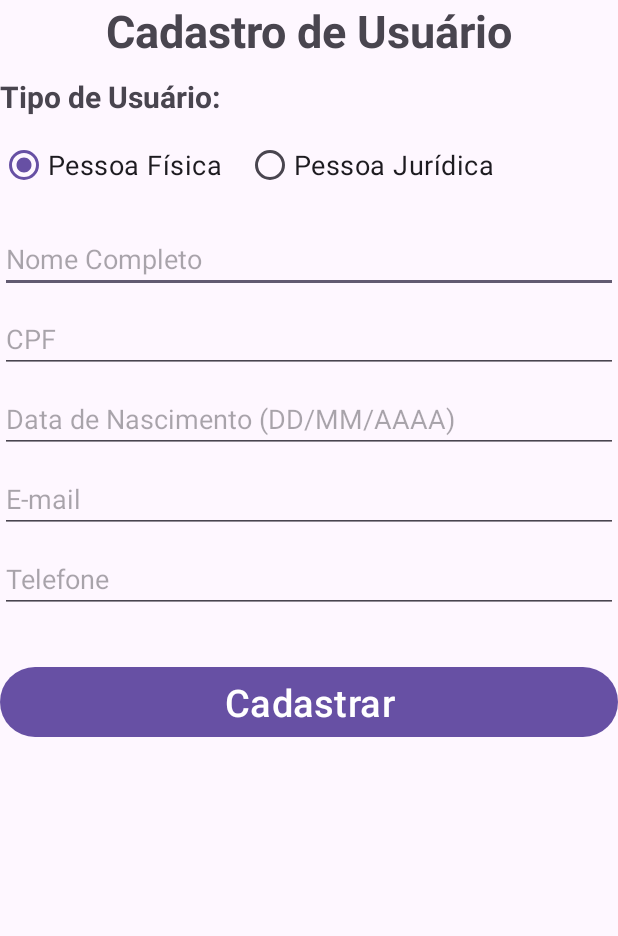
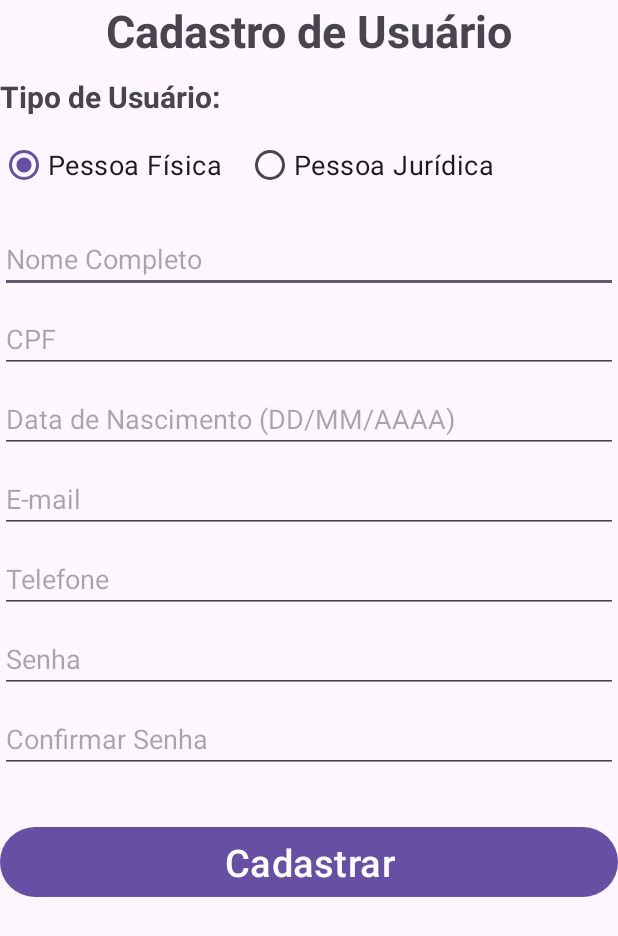
Before and after one commit to Matheus-Oliveira-Dev/ProjetoEniac, an Android app: the Cadastrar screen opened directly, with no data from a screen before it, on a phone screen of 412 x 824 dp. Shown: the top 936 px of the screen. Run offline under Robolectric (Android 15) with nearby library versions, the phone set to English and light mode, and no system bars.

Commit message:
Atualização do Cadastro
Campos senha e verificação de senha inseridos.

```diff
--- a/app/src/main/AndroidManifest.xml
+++ b/app/src/main/AndroidManifest.xml
@@ -22,9 +22,6 @@
             android:name=".CadastrarAnimal"
             android:exported="false" />
         <activity
-            android:name=".PedidosDeAdocao"
-            android:exported="false" />
-        <activity
             android:name=".Pagina_Inicial"
             android:exported="false" />
         <activity
@@ -35,7 +32,8 @@
             android:exported="true" />
         <activity
             android:name=".MainActivity"
-            android:exported="false">
+            android:exported="false"
+            tools:ignore="IntentFilterExportedReceiver">
             <intent-filter>
                 <action android:name="android.intent.action.MAIN" />
 
--- a/app/src/main/java/com/example/projetoeniac/Cadastrar.java
+++ b/app/src/main/java/com/example/projetoeniac/Cadastrar.java
@@ -24,9 +24,9 @@ public class Cadastrar extends AppCompatActivity {
     private LinearLayout layoutPessoaFisica, layoutPessoaJuridica;
 
     // Campos PF
-    private EditText txtNomePf, txtCpfPf, txtDataPf, txtEmailPf, txtTelefonePf;
+    private EditText txtNomePf, txtCpfPf, txtDataPf, txtEmailPf, txtTelefonePf, txtSenhaPf, txtConfirmaSenhaPf;
     // Campos PJ
-    private EditText editTextRazaoSocialPj, txtNomePj, txtCnpjPj, txtInscricaoEstadualPj, txtEmailPj, txtTelefonePj;
+    private EditText editTextRazaoSocialPj, txtNomePj, txtCnpjPj, txtInscricaoEstadualPj, txtEmailPj, txtTelefonePj, txtSenhaPj, txtConfirmaSenhaPj;
 
     private Button btCadastrar;
 
@@ -55,6 +55,8 @@ public class Cadastrar extends AppCompatActivity {
         txtDataPf = findViewById(R.id.txtDataPf);
         txtEmailPf = findViewById(R.id.txtEmailPf);
         txtTelefonePf = findViewById(R.id.txtTelefonePf);
+        txtSenhaPf = findViewById(R.id.txtSenhaPf);
+        txtConfirmaSenhaPf = findViewById(R.id.txtConfirmaSenhaPf);
 
         editTextRazaoSocialPj = findViewById(R.id.editTextRazaoSocialPj);
         txtNomePj = findViewById(R.id.txtNomePj);
@@ -62,10 +64,11 @@ public class Cadastrar extends AppCompatActivity {
         txtInscricaoEstadualPj = findViewById(R.id.txtInscricaoEstadualPj);
         txtEmailPj = findViewById(R.id.txtEmailPj);
         txtTelefonePj = findViewById(R.id.txtTelefonePj);
+        txtSenhaPj = findViewById(R.id.txtSenhaPj);
+        txtConfirmaSenhaPj = findViewById(R.id.txtConfirmaSenhaPj);
 
         btCadastrar = findViewById(R.id.btCadastrar);
 
-        // Listener para alternar layouts
         radioGroupUserType.setOnCheckedChangeListener((group, checkedId) -> {
             if (checkedId == R.id.rbPessoaF) {
                 layoutPessoaFisica.setVisibility(View.VISIBLE);
@@ -83,15 +86,21 @@ public class Cadastrar extends AppCompatActivity {
         BancoControllerUsuarios bd = new BancoControllerUsuarios(getBaseContext());
 
         if (rbPessoaF.isChecked()) {
-            // Validação mínima PF
             String nome = txtNomePf.getText().toString().trim();
             String cpf = txtCpfPf.getText().toString().trim();
             String dataNasc = txtDataPf.getText().toString().trim();
             String email = txtEmailPf.getText().toString().trim();
             String telefone = txtTelefonePf.getText().toString().trim();
+            String senha = txtSenhaPf.getText().toString().trim();
+            String confirmaSenha = txtConfirmaSenhaPf.getText().toString().trim();
 
-            if (nome.isEmpty() || cpf.isEmpty() || email.isEmpty() || dataNasc.isEmpty()) {
+            if (nome.isEmpty() || cpf.isEmpty() || email.isEmpty() || dataNasc.isEmpty() || senha.isEmpty() || confirmaSenha.isEmpty()) {
                 Toast.makeText(this, "Preencha todos os campos obrigatórios (PF).", Toast.LENGTH_SHORT).show();
+                return;
+            }
+
+            if (!senha.equals(confirmaSenha)) {
+                Toast.makeText(this, "As senhas não coincidem (PF).", Toast.LENGTH_SHORT).show();
                 return;
             }
 
@@ -100,9 +109,6 @@ public class Cadastrar extends AppCompatActivity {
                 return;
             }
 
-            // Senha fixa para exemplo, você pode criar um campo de senha aqui
-            String senha = "123456";
-
             String msg = bd.insereDados("PF", nome, cpf, email, senha, dataNasc, telefone, null, null, null);
             Toast.makeText(this, msg, Toast.LENGTH_SHORT).show();
 
@@ -110,16 +116,22 @@ public class Cadastrar extends AppCompatActivity {
                 finish();
             }
         } else {
-            // Pessoa Jurídica
             String razaoSocial = editTextRazaoSocialPj.getText().toString().trim();
             String nomeFantasia = txtNomePj.getText().toString().trim();
             String cnpj = txtCnpjPj.getText().toString().trim();
             String inscricaoEstadual = txtInscricaoEstadualPj.getText().toString().trim();
             String email = txtEmailPj.getText().toString().trim();
             String telefone = txtTelefonePj.getText().toString().trim();
+            String senha = txtSenhaPj.getText().toString().trim();
+            String confirmaSenha = txtConfirmaSenhaPj.getText().toString().trim();
 
-            if (razaoSocial.isEmpty() || nomeFantasia.isEmpty() || cnpj.isEmpty() || email.isEmpty()) {
+            if (razaoSocial.isEmpty() || nomeFantasia.isEmpty() || cnpj.isEmpty() || email.isEmpty() || senha.isEmpty() || confirmaSenha.isEmpty()) {
                 Toast.makeText(this, "Preencha todos os campos obrigatórios (PJ).", Toast.LENGTH_SHORT).show();
+                return;
+            }
+
+            if (!senha.equals(confirmaSenha)) {
+                Toast.makeText(this, "As senhas não coincidem (PJ).", Toast.LENGTH_SHORT).show();
                 return;
             }
 
@@ -127,9 +139,6 @@ public class Cadastrar extends AppCompatActivity {
                 Toast.makeText(this, "E-mail já cadastrado!", Toast.LENGTH_SHORT).show();
                 return;
             }
-
-            // Senha fixa para exemplo, você pode criar um campo de senha aqui
-            String senha = "123456";
 
             String msg = bd.insereDados("PJ", nomeFantasia, cnpj, email, senha, null, telefone, razaoSocial, nomeFantasia, inscricaoEstadual);
             Toast.makeText(this, msg, Toast.LENGTH_SHORT).show();
--- a/app/src/main/java/com/example/projetoeniac/Login.java
+++ b/app/src/main/java/com/example/projetoeniac/Login.java
@@ -30,7 +30,7 @@ public class Login extends AppCompatActivity implements View.OnClickListener {
         EdgeToEdge.enable(this);
         setContentView(R.layout.activity_login);
 
-        ViewCompat.setOnApplyWindowInsetsListener(findViewById(R.id.main), (v, insets) -> {
+        ViewCompat.setOnApplyWindowInsetsListener(findViewById(R.id.login), (v, insets) -> {
             Insets systemBars = insets.getInsets(WindowInsetsCompat.Type.systemBars());
             v.setPadding(systemBars.left, systemBars.top, systemBars.right, systemBars.bottom);
             return insets;
--- a/app/src/main/res/layout/activity_cadastrar.xml
+++ b/app/src/main/res/layout/activity_cadastrar.xml
@@ -1,10 +1,14 @@
 <?xml version="1.0" encoding="utf-8"?>
-<LinearLayout xmlns:android="http://schemas.android.com/apk/res/android"
+<ScrollView xmlns:android="http://schemas.android.com/apk/res/android"
     android:layout_width="match_parent"
-    android:layout_height="match_parent"
+    android:layout_height="match_parent">
+
+    <LinearLayout
+        android:id="@+id/Cadastrar"
+        android:layout_width="match_parent"
+        android:layout_height="wrap_content"
         android:orientation="vertical"
-    android:padding="16dp"
-    android:id="@+id/Cadastrar">
+        android:padding="16dp">
 
         <TextView
             android:layout_width="match_parent"
@@ -47,6 +51,7 @@
                 android:text="Pessoa Jurídica" />
         </RadioGroup>
 
+        <!-- Pessoa Física -->
         <LinearLayout
             android:id="@+id/layoutPessoaFisica"
             android:layout_width="match_parent"
@@ -95,14 +100,32 @@
                 android:inputType="phone"
                 android:layout_marginBottom="8dp"/>
 
+            <EditText
+                android:id="@+id/txtSenhaPf"
+                android:layout_width="match_parent"
+                android:layout_height="wrap_content"
+                android:hint="Senha"
+                android:inputType="textPassword"
+                android:layout_marginBottom="8dp"/>
+
+            <EditText
+                android:id="@+id/txtConfirmaSenhaPf"
+                android:layout_width="match_parent"
+                android:layout_height="wrap_content"
+                android:hint="Confirmar Senha"
+                android:inputType="textPassword"
+                android:layout_marginBottom="8dp"/>
         </LinearLayout>
 
+        <!-- Pessoa Jurídica -->
         <LinearLayout
             android:id="@+id/layoutPessoaJuridica"
             android:layout_width="match_parent"
             android:layout_height="wrap_content"
             android:orientation="vertical"
-        android:visibility="gone"> <EditText
+            android:visibility="gone">
+
+            <EditText
                 android:id="@+id/editTextRazaoSocialPj"
                 android:layout_width="match_parent"
                 android:layout_height="wrap_content"
@@ -151,6 +174,21 @@
                 android:inputType="phone"
                 android:layout_marginBottom="8dp"/>
 
+            <EditText
+                android:id="@+id/txtSenhaPj"
+                android:layout_width="match_parent"
+                android:layout_height="wrap_content"
+                android:hint="Senha"
+                android:inputType="textPassword"
+                android:layout_marginBottom="8dp"/>
+
+            <EditText
+                android:id="@+id/txtConfirmaSenhaPj"
+                android:layout_width="match_parent"
+                android:layout_height="wrap_content"
+                android:hint="Confirmar Senha"
+                android:inputType="textPassword"
+                android:layout_marginBottom="8dp"/>
         </LinearLayout>
 
         <Button
@@ -160,5 +198,5 @@
             android:text="Cadastrar"
             android:textSize="25dp"
             android:layout_marginTop="24dp"/>
-
     </LinearLayout>
+</ScrollView>
--- a/app/src/main/res/layout/activity_login.xml
+++ b/app/src/main/res/layout/activity_login.xml
@@ -4,8 +4,7 @@
     android:layout_width="match_parent"
     android:layout_height="match_parent"
     android:orientation="vertical"
-    android:padding="24dp"
-    android:background="#FFFFFF">
+    android:padding="24dp">
 
     <TextView
         android:layout_width="match_parent"
@@ -55,7 +54,6 @@
         android:hint="E-mail"
         android:inputType="textEmailAddress"
         android:padding="12dp"
-        android:background="@android:drawable/edit_text"
         android:layout_marginBottom="16dp"/>
 
     <EditText
@@ -65,7 +63,6 @@
         android:hint="Senha"
         android:inputType="textPassword"
         android:padding="12dp"
-        android:background="@android:drawable/edit_text"
         android:layout_marginBottom="24dp"/>
 
     <Button
```
Also changed, not shown: app/src/main/java/com/example/projetoeniac/BancoControllerUsuarios.java (+16 -13 lines), app/src/main/java/com/example/projetoeniac/CriaBanco.java (+11 -9 lines), app/src/main/java/com/example/projetoeniac/MainActivity.java (+24 -2 lines), app/src/main/res/layout/activity_main.xml (+7 -0 lines). Lines whose indentation alone changed are shown as unchanged.
